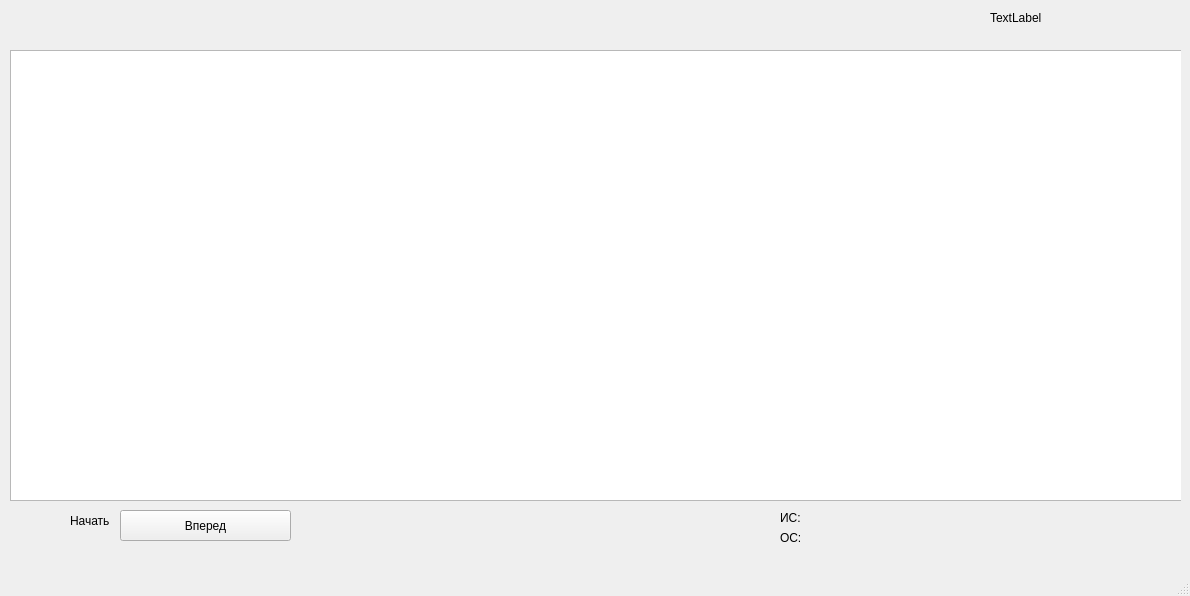
Before: the Qt Designer form gui/C_work1_page.ui in aliensowo/tpugkuudms, drawn with Qt 5.
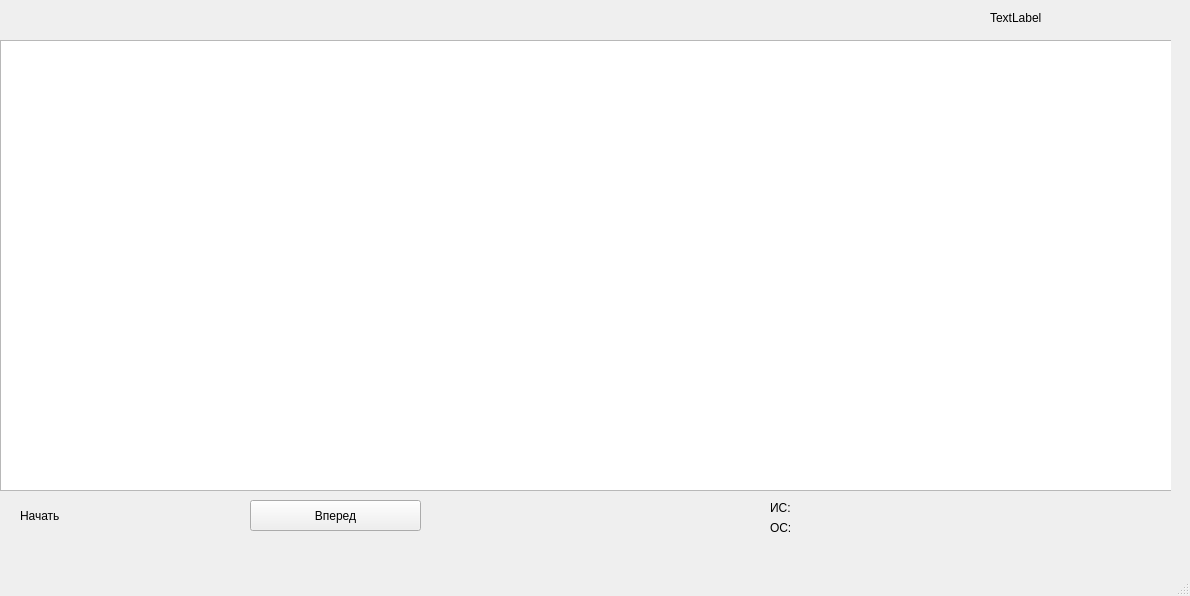
After: the same form once the commit is applied.

Commit message: fix work1 ui and add docs example to project

Diff of the .ui file:
```diff
--- a/gui/C_work1_page.ui
+++ b/gui/C_work1_page.ui
@@ -17,8 +17,8 @@
    <widget class="QWidget" name="widget_task_4" native="true">
     <property name="geometry">
      <rect>
-      <x>10</x>
-      <y>40</y>
+      <x>0</x>
+      <y>30</y>
       <width>1171</width>
       <height>521</height>
      </rect>
@@ -36,7 +36,7 @@
     <widget class="QPushButton" name="pushButton_task_4">
      <property name="geometry">
       <rect>
-       <x>110</x>
+       <x>250</x>
        <y>470</y>
        <width>171</width>
        <height>31</height>
@@ -49,8 +49,8 @@
     <widget class="QLabel" name="label_task_4">
      <property name="geometry">
       <rect>
-       <x>60</x>
-       <y>465</y>
+       <x>20</x>
+       <y>470</y>
        <width>121</width>
        <height>31</height>
       </rect>
@@ -58,6 +58,9 @@
      <property name="text">
       <string>Начать</string>
      </property>
+     <property name="wordWrap">
+      <bool>true</bool>
+     </property>
     </widget>
     <widget class="QLabel" name="label">
      <property name="geometry">
```
Left out of the diff: 2 changed lines with no effect on the pictures. The commit also changes 4 other files.
